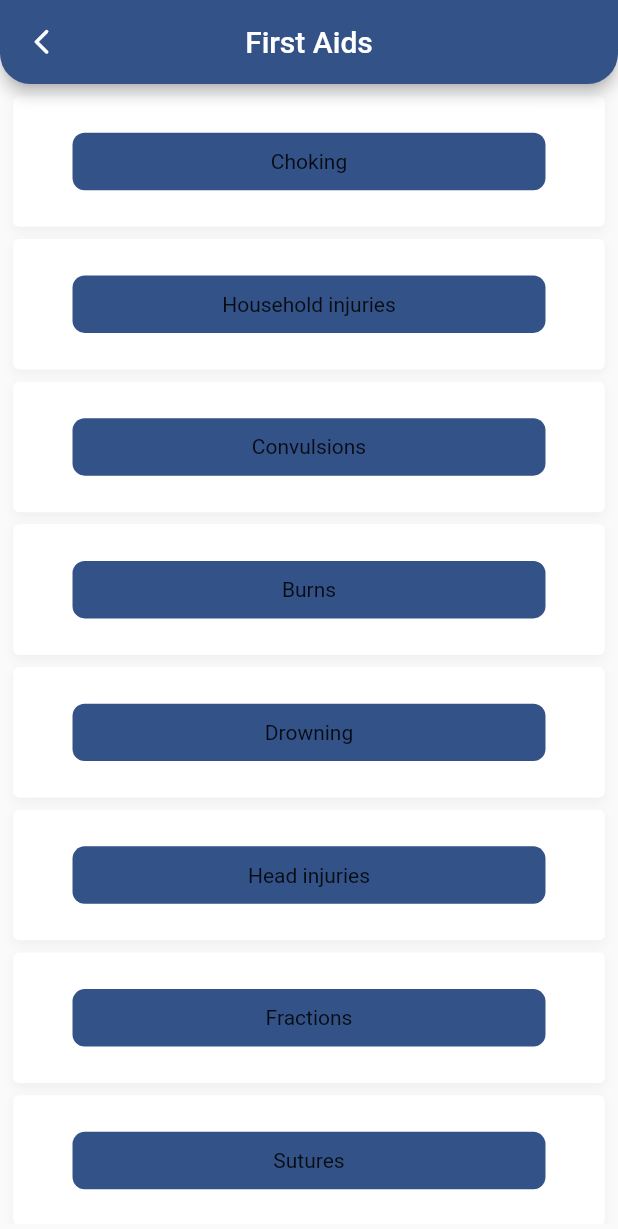
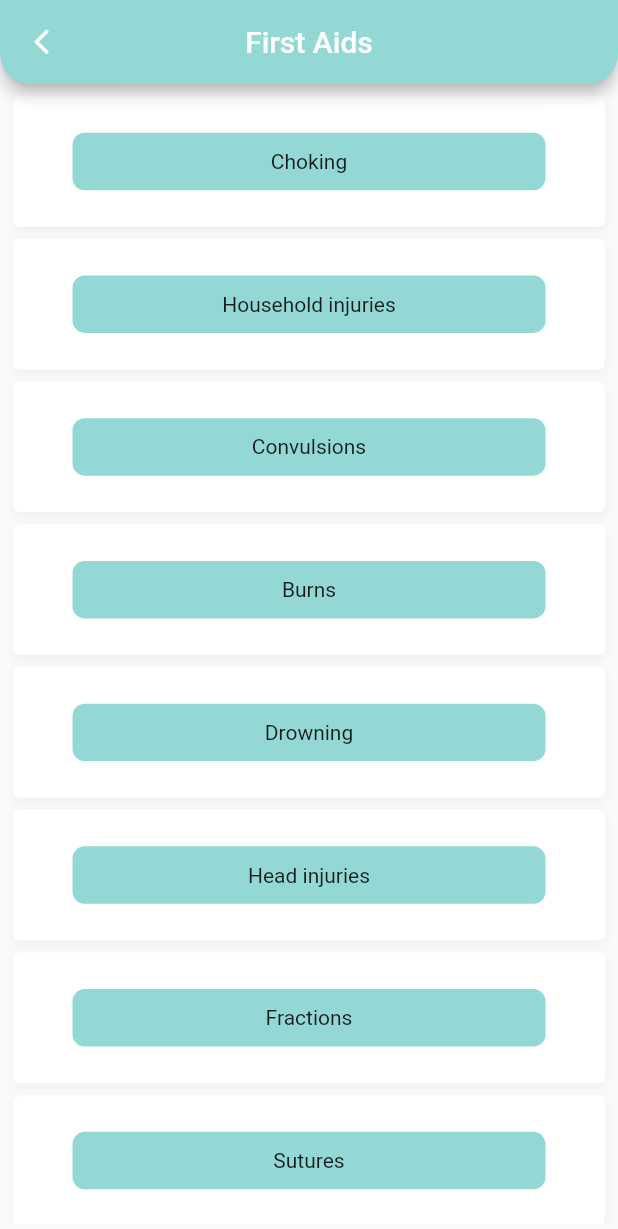
Before and after one commit to Mahmoud-Abdel-Moaz/health_care, a Flutter app: the FirstAidScreen screen opened directly, on a phone screen of 412 x 824 dp. Shown: the top 1229 px of the screen. Run offline on Flutter 3.47's test engine with Material 2 defaults, Android fonts, the phone set to English and light mode, and no system bars; our stand-ins replace bloc, cloud_firestore, conditional_builder, conditional_builder_null_safety, device_info_plus, equatable and 10 more; accounts and stored records are empty.

Commit message:
First Aid

```diff
--- a/lib/core/colors.dart
+++ b/lib/core/colors.dart
@@ -1,7 +1,11 @@
 
 import 'package:flutter/material.dart';
 
-Color defaultColor=const Color(0xff335288);
+//Color defaultColor=const Color(0xff335288);
+Color defaultColor=paleRobinEggBlue;
+Color paleRobinEggBlue=const Color(0xff93d8d5);
+Color middleBlueGreen=const Color(0xff8cd3d7);
+Color middleBlue=const Color(0xff75ccd3);
 Color oldSilver=const Color(0xff858585);
 Color  metallicBlue=const Color(0xff395186);
 Color  ceil=const Color(0xff98a7c1);
--- a/pubspec.yaml
+++ b/pubspec.yaml
@@ -61,6 +61,7 @@ dependencies:
   cupertino_icons: ^1.0.2
 
 dev_dependencies:
+  flutter_lints: ^2.0.1
   flutter_test:
     sdk: flutter
 
```
Also changed, not shown: pubspec.lock, 5 other files.
